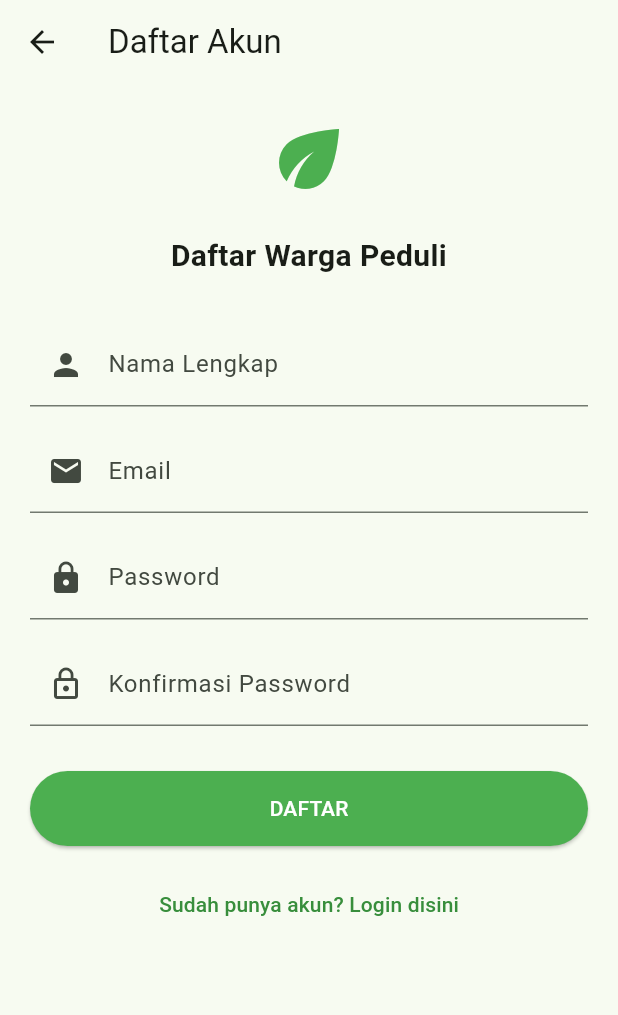
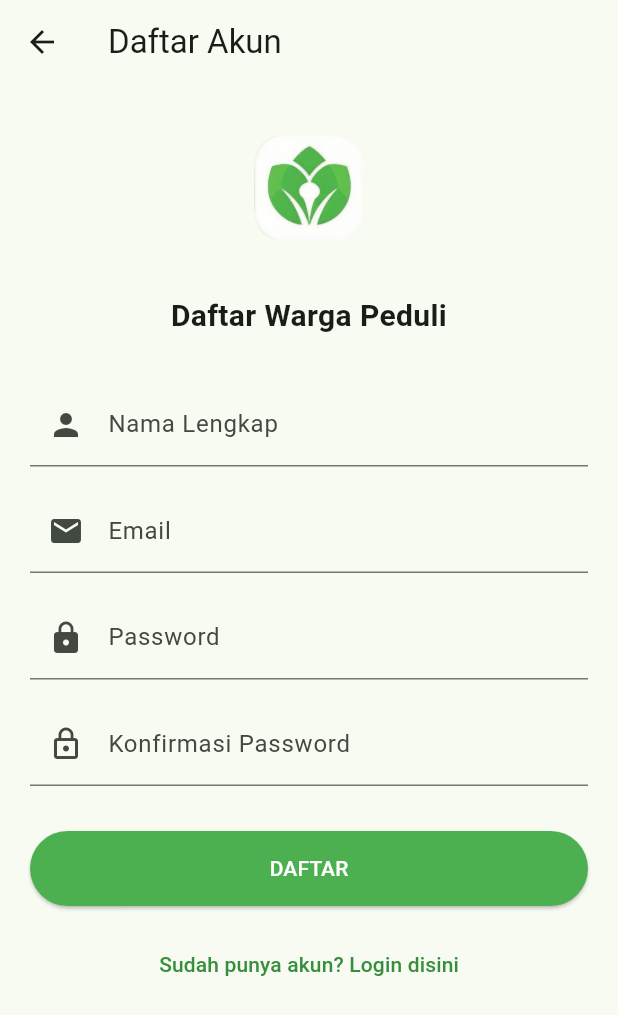
Before and after one commit to gerrybagaskoro/wali, a Flutter app: the RegisterScreen screen opened by its route, on a phone screen of 412 x 824 dp. Shown: the top 1015 px of the screen. Run offline on Flutter 3.47's test engine with Material 3 defaults, Android fonts, the phone set to English and light mode, and no system bars; our stand-ins replace animate_do, cached_network_image, carousel_slider, image_picker, shared_preferences; accounts and stored records are empty.

Commit message:
fix icon

```diff
--- a/lib/view/user/register_screen.dart
+++ b/lib/view/user/register_screen.dart
@@ -6,6 +6,7 @@ import 'package:flutter/material.dart';
 import 'package:http/http.dart' as http;
 import 'package:wali_app/api/endpoint.dart';
 import 'package:wali_app/extension/navigation.dart';
+import 'package:wali_app/utils/app_logo.dart';
 
 class RegisterScreen extends StatefulWidget {
   const RegisterScreen({super.key});
@@ -79,7 +80,7 @@ class _RegisterScreenState extends State<RegisterScreen> {
           key: _formKey,
           child: ListView(
             children: [
-              const Icon(Icons.eco, size: 60, color: Colors.green),
+              const AppLogo(width: 100, height: 100),
               const SizedBox(height: 20),
               const Text(
                 'Daftar Warga Peduli',
```
